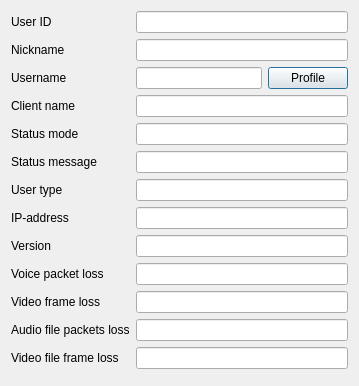
Old version of the form Client/qtTeamTalk/userinfo.ui in the repository BearWare/TeamTalk5.
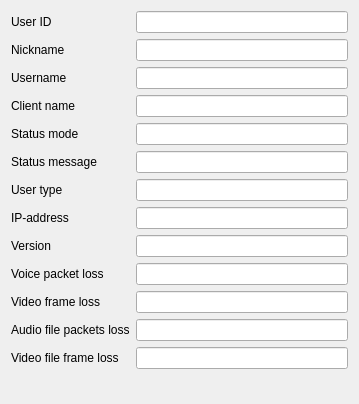
New version of the form.

Patch:
```diff
--- a/Client/qtTeamTalk/userinfo.ui
+++ b/Client/qtTeamTalk/userinfo.ui
@@ -7,7 +7,7 @@
     <x>0</x>
     <y>0</y>
     <width>359</width>
-    <height>386</height>
+    <height>404</height>
    </rect>
   </property>
   <property name="windowTitle">
@@ -68,8 +68,6 @@
     </widget>
    </item>
    <item row="2" column="1">
-    <layout class="QHBoxLayout" name="horizontalLayout">
-     <item>
       <widget class="QLineEdit" name="username">
        <property name="text">
         <string/>
@@ -78,15 +76,6 @@
         <bool>true</bool>
        </property>
       </widget>
-     </item>
-     <item>
-      <widget class="QPushButton" name="profileBtn">
-       <property name="text">
-        <string>Profile</string>
-       </property>
-      </widget>
-     </item>
-    </layout>
    </item>
    <item row="3" column="0">
     <widget class="QLabel" name="label_11">
```
Lines whose indentation alone changed are shown as unchanged.
